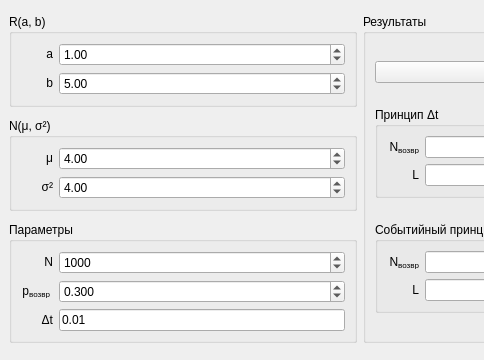
Before: the Qt Designer form sem07/lab04/mainwindow.ui in wcdbmv/M, drawn with Qt 5; both pictures show x 0 to 484 and y 0 to 360 of the 720 by 360 pixel window.
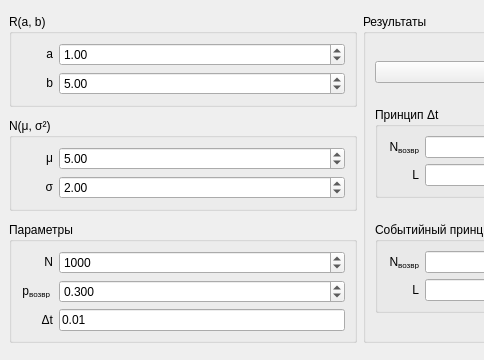
After: the same form once the commit is applied.

```diff
--- a/sem07/lab04/mainwindow.ui
+++ b/sem07/lab04/mainwindow.ui
@@ -161,7 +161,7 @@
           <double>1000000.000000000000000</double>
          </property>
          <property name="value">
-          <double>4.000000000000000</double>
+          <double>5.000000000000000</double>
          </property>
         </widget>
        </item>
@@ -180,7 +180,7 @@
           </size>
          </property>
          <property name="text">
-          <string>σ²</string>
+          <string>σ</string>
          </property>
          <property name="alignment">
           <set>Qt::AlignRight|Qt::AlignTrailing|Qt::AlignVCenter</set>
@@ -199,7 +199,7 @@
           <double>1000000000.000000000000000</double>
          </property>
          <property name="value">
-          <double>4.000000000000000</double>
+          <double>2.000000000000000</double>
          </property>
         </widget>
        </item>
```
Left out of the diff: 4 changed lines with no effect on the pictures.
